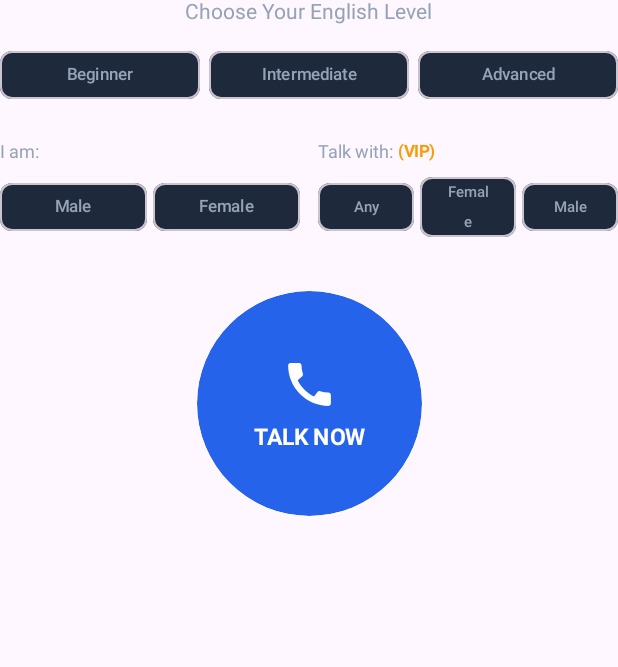
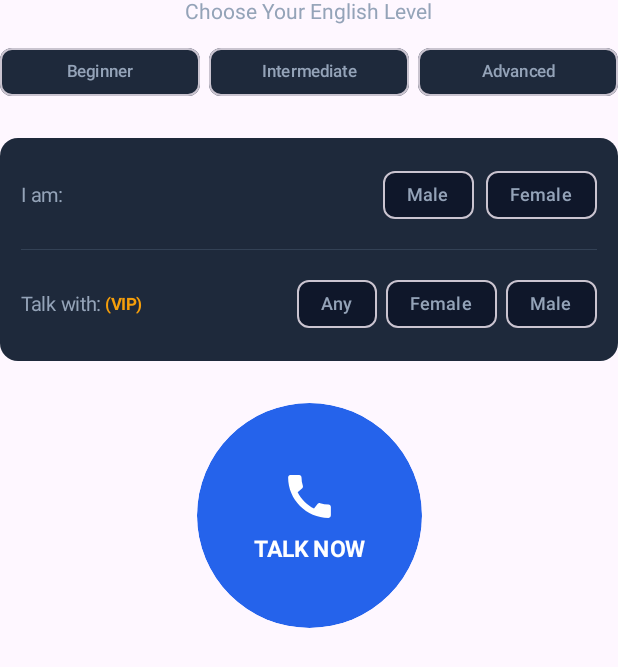
Before and after one commit to Roopnanda/english-talk-android, an Android app built with Jetpack Compose: the composable IdleDashboard called with empty values, on a phone screen of 412 x 824 dp. Shown: the top 667 px of the screen. Run offline under Robolectric (Android 15) with nearby library versions, the light colour scheme and no system bars; libraries missing offline, so code that uses them is left out: org.webrtc; 1 statement that could not run was skipped.

Commit message:
Integrate PowerManager and update UI components
Added PowerManager to manage screen state during calls and updated call duration retrieval method. Enhanced UI components for gender selection and improved layout.

```diff
--- a/app/src/main/java/com/englishtalk/app/MainActivity.kt
+++ b/app/src/main/java/com/englishtalk/app/MainActivity.kt
@@ -7,6 +7,8 @@ import android.content.pm.PackageManager
 import android.media.AudioManager
 import android.os.Build
 import android.os.Bundle
+import android.os.PowerManager
+import android.view.WindowManager
 import androidx.activity.ComponentActivity
 import androidx.activity.compose.BackHandler
 import androidx.activity.compose.rememberLauncherForActivityResult
@@ -14,7 +16,6 @@ import androidx.activity.compose.setContent
 import androidx.activity.result.contract.ActivityResultContracts
 import androidx.compose.animation.*
 import androidx.compose.foundation.background
-import androidx.compose.foundation.clickable
 import androidx.compose.foundation.layout.*
 import androidx.compose.foundation.shape.CircleShape
 import androidx.compose.foundation.shape.RoundedCornerShape
@@ -50,6 +51,7 @@ class MainActivity : ComponentActivity(), SignalingClient.SignalingListener {
     private lateinit var signalingClient: SignalingClient
     private var webRtcClient: WebRtcAudioClient? = null
     private lateinit var audioManager: AudioManager
+    private lateinit var powerManager: PowerManager
 
     private val callState = mutableStateOf(AppCallState.IDLE)
     private val selectedLevel = mutableStateOf("Intermediate")
@@ -71,6 +73,7 @@ class MainActivity : ComponentActivity(), SignalingClient.SignalingListener {
     override fun onCreate(savedInstanceState: Bundle?) {
         super.onCreate(savedInstanceState)
         audioManager = getSystemService(AUDIO_SERVICE) as AudioManager
+        powerManager = getSystemService(POWER_SERVICE) as PowerManager
 
         val prefs = getSharedPreferences("app_prefs", Context.MODE_PRIVATE)
         userGender.value = prefs.getString("user_gender", "Male") ?: "Male"
@@ -123,8 +126,8 @@ class MainActivity : ComponentActivity(), SignalingClient.SignalingListener {
             LaunchedEffect(callState.value) {
                 if (callState.value == AppCallState.CONNECTED) {
                     while (callState.value == AppCallState.CONNECTED) {
-                        delay(1000L)
-                        callDurationSeconds.longValue = CallService.currentDurationSeconds
+                        delay(500L)
+                        callDurationSeconds.longValue = CallService.getElapsedSeconds()
                     }
                 }
             }
@@ -267,7 +270,8 @@ class MainActivity : ComponentActivity(), SignalingClient.SignalingListener {
 
     override fun onPause() {
         super.onPause()
-        if (callState.value == AppCallState.CONNECTED) {
+        val isScreenOn = powerManager.isInteractive
+        if (callState.value == AppCallState.CONNECTED && isScreenOn) {
             backgroundMicJob?.cancel()
             backgroundMicJob = backgroundScope.launch {
                 delay(30_000L)
@@ -307,13 +311,16 @@ class MainActivity : ComponentActivity(), SignalingClient.SignalingListener {
     }
 
     private fun hangUpCall() {
-        val duration = CallService.currentDurationSeconds
+        val duration = CallService.getElapsedSeconds()
         signalingClient.endCall()
         cleanupCall()
         AdManager.showPostCallInterstitial(this, duration) {}
     }
 
     private fun cleanupCall() {
+        // Allow the screen to turn off / sleep normally when not on a call
+        window.clearFlags(WindowManager.LayoutParams.FLAG_KEEP_SCREEN_ON)
+
         backgroundMicJob?.cancel()
         isBackgroundAutoMuted = false
 
@@ -332,6 +339,9 @@ class MainActivity : ComponentActivity(), SignalingClient.SignalingListener {
 
     override fun onMatchFound(roomId: String, isInitiator: Boolean, peerLevel: String) {
         runOnUiThread {
+            // Keep screen on during active call
+            window.addFlags(WindowManager.LayoutParams.FLAG_KEEP_SCREEN_ON)
+
             matchedPeerLevel.value = peerLevel
             callState.value = AppCallState.CONNECTED
 
@@ -384,6 +394,7 @@ class MainActivity : ComponentActivity(), SignalingClient.SignalingListener {
 
     override fun onDestroy() {
         super.onDestroy()
+        window.clearFlags(WindowManager.LayoutParams.FLAG_KEEP_SCREEN_ON)
         backgroundScope.cancel()
         cleanupCall()
     }
@@ -411,7 +422,7 @@ fun TopHeaderBar(isVip: Boolean, onVipClick: () -> Unit) {
             colors = ButtonDefaults.buttonColors(
                 containerColor = if (isVip) Color(0xFF10B981) else Color(0xFFF59E0B)
             ),
-            contentPadding = PaddingValues(horizontal = 12.dp, vertical = 4.dp)
+            contentPadding = PaddingValues(horizontal = 14.dp, vertical = 6.dp)
         ) {
             Text(
                 text = if (isVip) "VIP ACTIVE" else "👑 GO VIP",
@@ -435,20 +446,17 @@ fun IdleDashboard(
     onStartClick: () -> Unit
 ) {
     val levels = listOf("Beginner", "Intermediate", "Advanced")
-    val genderList = listOf("Male", "Female")
-    val preferredOptions = listOf("Any", "Female", "Male")
 
     Column(
         horizontalAlignment = Alignment.CenterHorizontally,
         verticalArrangement = Arrangement.Center,
         modifier = Modifier.fillMaxWidth()
     ) {
-        // Proficiency Level Selector
         Text(
             text = "Choose Your English Level",
             color = Color(0xFF94A3B8),
             fontSize = 14.sp,
-            modifier = Modifier.padding(bottom = 10.dp)
+            modifier = Modifier.padding(bottom = 8.dp)
         )
 
         Row(
@@ -482,32 +490,33 @@ fun IdleDashboard(
             }
         }
 
-        // Gender & Partner Preference Row
-        Row(
+        Card(
+            colors = CardDefaults.cardColors(containerColor = Color(0xFF1E293B)),
+            shape = RoundedCornerShape(12.dp),
             modifier = Modifier
                 .fillMaxWidth()
-                .padding(bottom = 32.dp),
-            horizontalArrangement = Arrangement.spacedBy(12.dp)
+                .padding(bottom = 28.dp)
         ) {
-            // Your Gender
-            Column(modifier = Modifier.weight(1f)) {
-                Text(
-                    text = "I am:",
-                    color = Color(0xFF94A3B8),
-                    fontSize = 12.sp,
-                    modifier = Modifier.padding(bottom = 6.dp)
-                )
-                Row(horizontalArrangement = Arrangement.spacedBy(4.dp)) {
-                    genderList.forEach { g ->
+            Column(
+                modifier = Modifier.padding(14.dp),
+                verticalArrangement = Arrangement.spacedBy(12.dp)
+            ) {
+                Row(
+                    modifier = Modifier.fillMaxWidth(),
+                    horizontalArrangement = Arrangement.SpaceBetween,
+                    verticalAlignment = Alignment.CenterVertically
+                ) {
+                    Text("I am:", color = Color(0xFF94A3B8), fontSize = 13.sp)
+                    Row(horizontalArrangement = Arrangement.spacedBy(8.dp)) {
+                        listOf("Male", "Female").forEach { g ->
                             FilterChip(
-                            modifier = Modifier.weight(1f),
                                 selected = g == userGender,
                                 onClick = { onGenderSelected(g) },
-                            label = { Text(g, fontSize = 11.sp, textAlign = TextAlign.Center, modifier = Modifier.fillMaxWidth()) },
+                                label = { Text(g, fontSize = 12.sp) },
                                 colors = FilterChipDefaults.filterChipColors(
-                                selectedContainerColor = Color(0xFF334155),
-                                selectedLabelColor = Color.White,
-                                containerColor = Color(0xFF1E293B),
+                                    selectedContainerColor = Color(0xFF38BDF8),
+                                    selectedLabelColor = Color.Black,
+                                    containerColor = Color(0xFF0F172A),
                                     labelColor = Color(0xFF94A3B8)
                                 )
                             )
@@ -515,36 +524,29 @@ fun IdleDashboard(
                     }
                 }
 
-            // Target Partner Gender (VIP Protected)
-            Column(modifier = Modifier.weight(1f)) {
+                Divider(color = Color(0xFF334155), thickness = 0.5.dp)
+
+                Row(
+                    modifier = Modifier.fillMaxWidth(),
+                    horizontalArrangement = Arrangement.SpaceBetween,
+                    verticalAlignment = Alignment.CenterVertically
+                ) {
                     Row(verticalAlignment = Alignment.CenterVertically) {
-                    Text(
-                        text = "Talk with:",
-                        color = Color(0xFF94A3B8),
-                        fontSize = 12.sp,
-                        modifier = Modifier.padding(bottom = 6.dp)
-                    )
+                        Text("Talk with:", color = Color(0xFF94A3B8), fontSize = 13.sp)
                         if (!isVip) {
-                        Text(
-                            text = " (VIP)",
-                            color = Color(0xFFF59E0B),
-                            fontSize = 11.sp,
-                            fontWeight = FontWeight.Bold,
-                            modifier = Modifier.padding(bottom = 6.dp)
-                        )
+                            Text(" (VIP)", color = Color(0xFFF59E0B), fontSize = 11.sp, fontWeight = FontWeight.Bold)
                         }
                     }
-                Row(horizontalArrangement = Arrangement.spacedBy(4.dp)) {
-                    preferredOptions.forEach { p ->
+                    Row(horizontalArrangement = Arrangement.spacedBy(6.dp)) {
+                        listOf("Any", "Female", "Male").forEach { p ->
                             FilterChip(
-                            modifier = Modifier.weight(1f),
                                 selected = p == preferredGender,
                                 onClick = { onPreferredGenderSelected(p) },
-                            label = { Text(p, fontSize = 10.sp, textAlign = TextAlign.Center, modifier = Modifier.fillMaxWidth()) },
+                                label = { Text(p, fontSize = 12.sp) },
                                 colors = FilterChipDefaults.filterChipColors(
                                     selectedContainerColor = if (isVip) Color(0xFFF59E0B) else Color(0xFF334155),
                                     selectedLabelColor = if (isVip) Color.Black else Color.White,
-                                containerColor = Color(0xFF1E293B),
+                                    containerColor = Color(0xFF0F172A),
                                     labelColor = Color(0xFF94A3B8)
                                 )
                             )
@@ -552,8 +554,8 @@ fun IdleDashboard(
                     }
                 }
             }
+        }
 
-        // Call Button
         Button(
             onClick = onStartClick,
             modifier = Modifier
```
Lines whose indentation alone changed are shown as unchanged.
